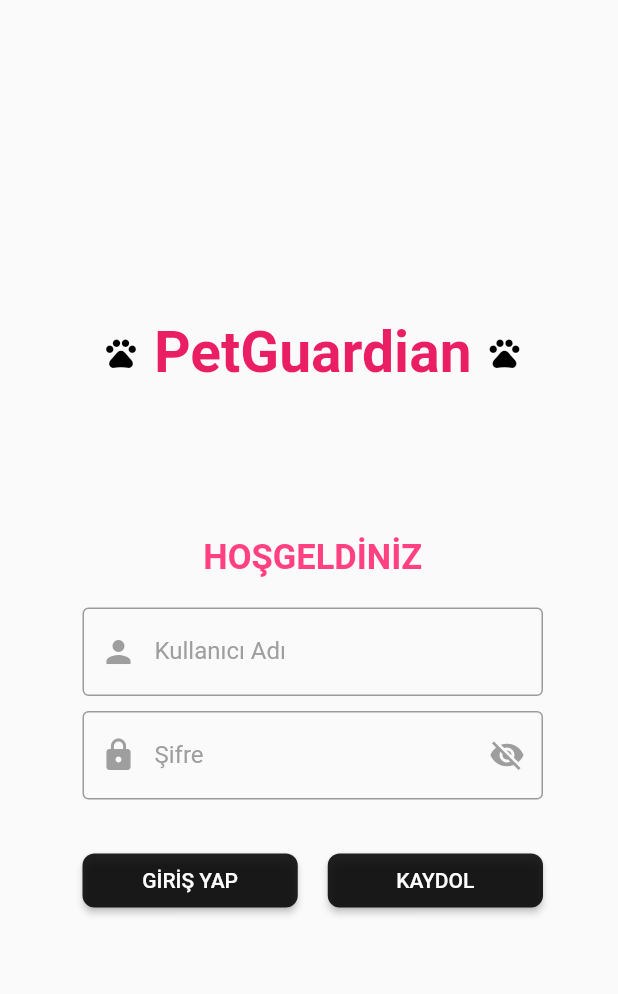
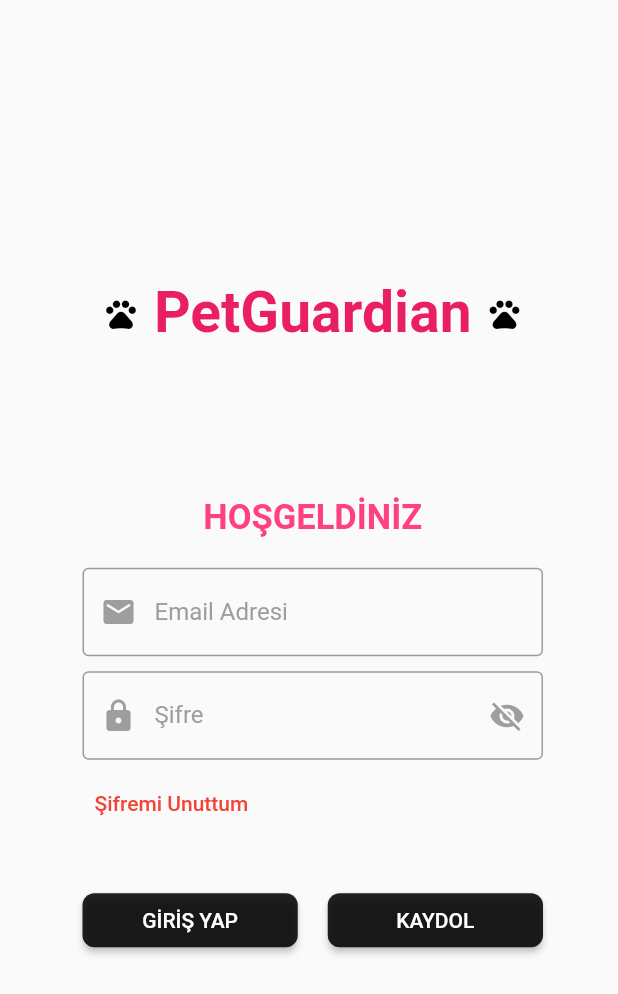
Before and after one commit to betulinanc/Google_Bootcamp, a Flutter app: the screen it shows after launch, on a phone screen of 412 x 824 dp. Shown: the top 994 px of the screen. Run offline on Flutter 3.47's test engine with Material 2 defaults, Android fonts, the phone set to English and light mode, and no system bars; our stand-ins replace firebase_auth; accounts and stored records are empty.

Commit message:
Update LoginPage.dart

```diff
--- a/lib/page/LoginPage.dart
+++ b/lib/page/LoginPage.dart
@@ -1,6 +1,9 @@
+
 import 'package:flutter/material.dart';
-import 'package:HomePage/page/RegisterPage.dart';
-import 'package:HomePage/page/HomePage.dart';
+import 'package:firebase_auth/firebase_auth.dart';
+
+import 'Pages/HomePage.dart';
+import 'SignupPage.dart';
 
 class LoginPage extends StatefulWidget {
   @override
@@ -8,15 +11,46 @@ class LoginPage extends StatefulWidget {
 }
 
 class _LoginPageState extends State<LoginPage> {
-  late String username;
+  late String email;
   late String password;
+
   bool gizliPassword = true;
+
+  final formkey = GlobalKey<FormState>();
+  final firebaseAuth  = FirebaseAuth.instance;
+
+
+
+
+  void sifremiunuttummesaj() {
+    showDialog(
+      context: context,
+      builder: (BuildContext context) {
+        return AlertDialog(
+
+          content: Text('Tekrar giriş yapabilmek için e-mail adresinizde mail kutunuzu kontrol ediniz.'),
+
+          actions: <Widget>[
+            TextButton(
+              onPressed: (){
+                Navigator.of(context).pop();
+              },
+
+              child: Text('Tamam'),
+            ),
+          ],
+        );
+      },
+    );
+  }
 
   @override
   Widget build(BuildContext context) {
     return Scaffold(
       body: Padding(
         padding: const EdgeInsets.only(left: 55.0, right: 50.0),
+        child: Form(
+          key: formkey,
           child: Column(
             mainAxisAlignment: MainAxisAlignment.center,
             children: [
@@ -47,29 +81,30 @@ class _LoginPageState extends State<LoginPage> {
                 ),
               ),
               SizedBox(height: 20.0),
-            TextFormField(
+              TextFormField (
                 decoration: InputDecoration(
                   focusedBorder: OutlineInputBorder(
                     borderSide: BorderSide(color: Colors.black),
                   ),
-                labelText: "Kullanıcı Adı",
+                  labelText: "Email Adresi",
                   labelStyle: TextStyle(color: Colors.grey),
                   border: OutlineInputBorder(),
-                prefixIcon: Icon(Icons.person, color: Colors.grey),
+                  prefixIcon: Icon(Icons.email_rounded, color: Colors.grey),
                 ),
                 validator: (value) {
                   if (value!.isEmpty) {
-                  return "Kullanıcı Adını Giriniz!";
+                    return "Email Adresinizi Giriniz!";
                   } else {
                     return null;
                   }
                 },
                 onSaved: (value) {
-                username = value!;
+                  email = value!;
                 },
               ),
               SizedBox(height: 10.0),
               TextFormField(
+
                 obscureText: gizliPassword,
                 decoration: InputDecoration(
                   focusedBorder: OutlineInputBorder(
@@ -102,6 +137,12 @@ class _LoginPageState extends State<LoginPage> {
                   password = value!;
                 },
               ),
+              SizedBox(height: 5),
+
+              Row(
+                children: [TextButton(onPressed: sifremiunuttummesaj, child: Text("Şifremi Unuttum",style: TextStyle(color: Colors.red)))],
+              ),
+
               SizedBox(height: 30.0),
               Row(
                 mainAxisAlignment: MainAxisAlignment.spaceBetween,
@@ -117,11 +158,23 @@ class _LoginPageState extends State<LoginPage> {
                         backgroundColor: MaterialStateProperty.all<Color>(Colors.black87),
                       ),
                       child: Text("GİRİŞ YAP"),
-                    onPressed: () {
+                      onPressed: () async {
+                        if (formkey.currentState!.validate()){
+                          formkey.currentState!.save();
+                          try {
+                            final userKaydet = await firebaseAuth.signInWithEmailAndPassword(email: email, password: password);
+                            print(userKaydet.user!.email);
                             Navigator.push(
                               context,
                               MaterialPageRoute(builder: (context) => HomePage()),
                             );
+                          }catch(e){
+                            print(e.toString());
+
+                          }
+                        }else{}
+
+
 
                       },
                     ),
@@ -142,7 +195,7 @@ class _LoginPageState extends State<LoginPage> {
 
                         Navigator.push(
                           context,
-                        MaterialPageRoute(builder: (context) => RegisterPage()),
+                          MaterialPageRoute(builder: (context) => SignupPage()),
                         );
                       },
                     ),
@@ -154,6 +207,8 @@ class _LoginPageState extends State<LoginPage> {
             ],
           ),
         ),
+      ),
     );
+
   }
 }
```
Lines whose indentation alone changed are shown as unchanged.
